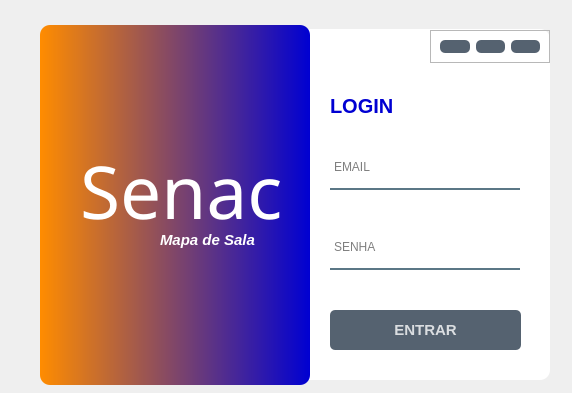
Qt form App/view/ui/interfaceLogin.ui (Tortugazil/Interface) before a commit.
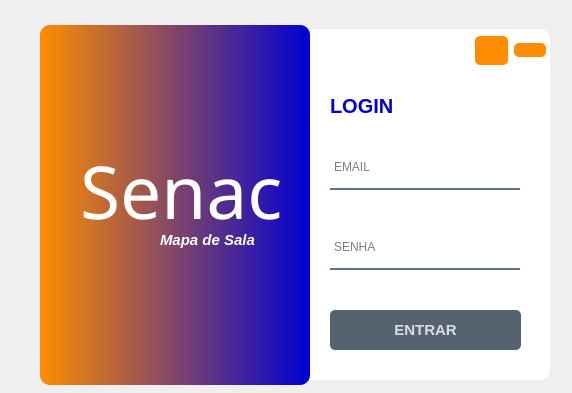
The same form after that commit. Icons and pictures are not drawn.

Commit message:
alteração interface
Conexão dos botões em layout na tela de login e home e adição do icon

Diff of the .ui file:
```diff
--- a/App/view/ui/interfaceLogin.ui
+++ b/App/view/ui/interfaceLogin.ui
@@ -285,53 +285,67 @@
      <string/>
     </property>
    </widget>
-   <widget class="QFrame" name="frame">
+   <widget class="QWidget" name="widget_2" native="true">
     <property name="geometry">
      <rect>
-      <x>430</x>
+      <x>475</x>
       <y>30</y>
-      <width>120</width>
-      <height>33</height>
+      <width>71</width>
+      <height>41</height>
      </rect>
     </property>
-    <property name="minimumSize">
-     <size>
-      <width>120</width>
-      <height>0</height>
-     </size>
-    </property>
-    <property name="maximumSize">
-     <size>
-      <width>120</width>
-      <height>16777215</height>
-     </size>
-    </property>
-    <property name="frameShape">
-     <enum>QFrame::StyledPanel</enum>
-    </property>
-    <property name="frameShadow">
-     <enum>QFrame::Raised</enum>
-    </property>
     <layout class="QHBoxLayout" name="horizontalLayout">
      <item>
       <widget class="QPushButton" name="pushButton_3">
        <property name="text">
         <string/>
        </property>
-      </widget>
-     </item>
-     <item>
-      <widget class="QPushButton" name="pushButton">
+       <property name="styleSheet">
+        <string notr="true">QPushButton {
+	background-color: #FF8C00;
+	font-size: 25px;
+}</string>
+       </property>
        <property name="text">
         <string/>
        </property>
+       <property name="icon">
+        <iconset>
+         <normaloff>icones/icons8-minus-24.png</normaloff>icones/icons8-minus-24.png</iconset>
+       </property>
+       <property name="iconSize">
+        <size>
+         <width>17</width>
+         <height>20</height>
+        </size>
+       </property>
       </widget>
      </item>
      <item>
-      <widget class="QPushButton" name="pushButton_2">
+      <widget class="QPushButton" name="btnFechar">
+       <property name="cursor">
+        <cursorShape>PointingHandCursor</cursorShape>
+       </property>
+       <property name="styleSheet">
+        <string notr="true">QPushButton {
+	background-color: #FF8C00;
+	font-size: 12px;
+}
+</string>
+       </property>
        <property name="text">
         <string/>
        </property>
+       <property name="icon">
+        <iconset>
+         <normaloff>icones/icons8-close-48.png</normaloff>icones/icons8-close-48.png</iconset>
+       </property>
+       <property name="iconSize">
+        <size>
+         <width>17</width>
+         <height>20</height>
+        </size>
+       </property>
       </widget>
      </item>
     </layout>
```
Left out of the diff: 9 changed lines with no effect on the pictures. The commit also changes 3 other files.
